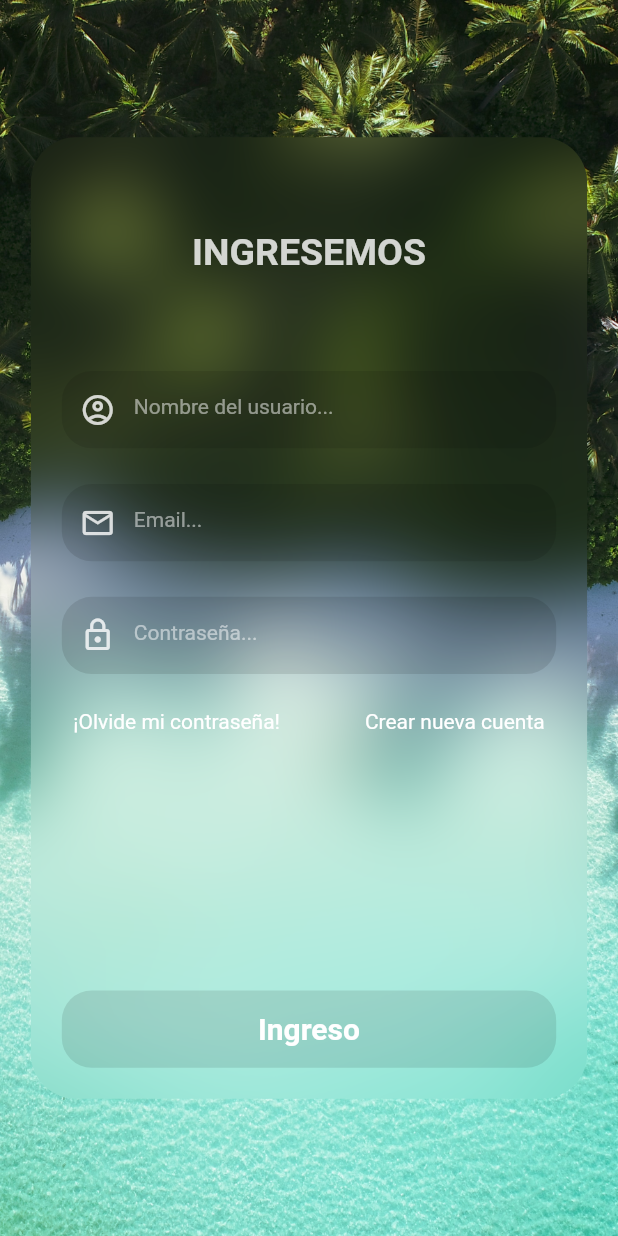
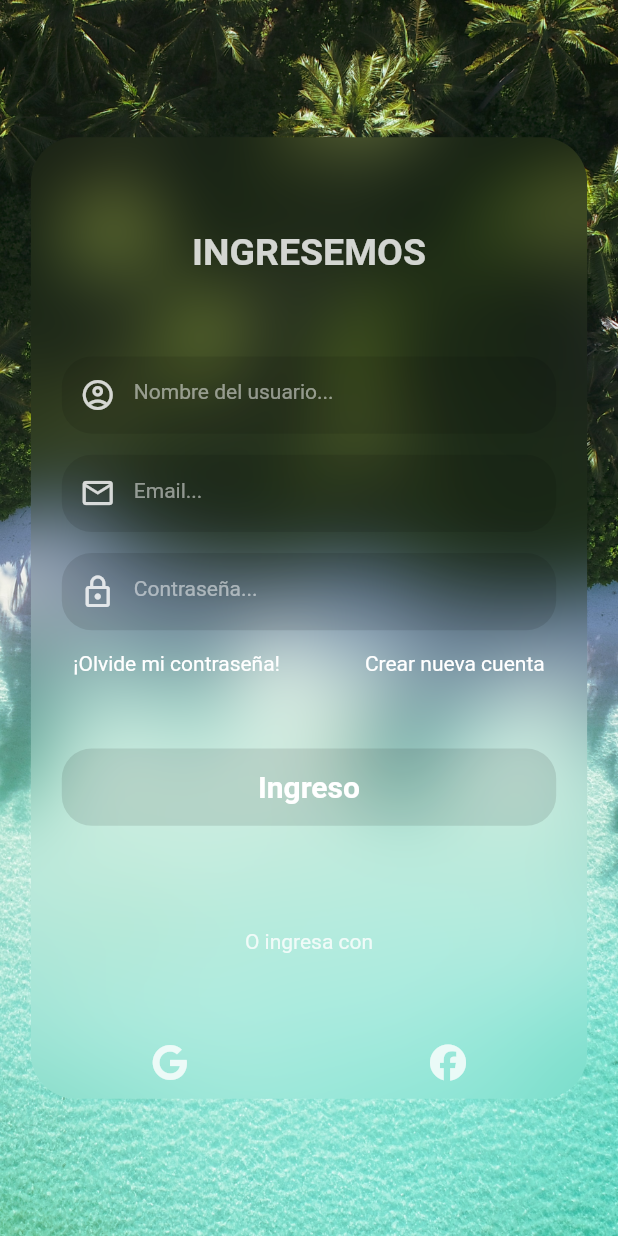
Before and after one commit to Luguyaro/App_Horario, a Flutter app: the screen it shows after launch, on a phone screen of 412 x 824 dp. Run offline on Flutter 3.47's test engine with Material 2 defaults, Android fonts, the phone set to English and light mode, and no system bars; our stand-ins replace animated_text_kit, backdrop, convex_bottom_bar, fluttertoast, font_awesome_flutter, google_sign_in and 2 more.

Commit message:
Actualizacion de login

```diff
--- a/lib/Screens/login_screen.dart
+++ b/lib/Screens/login_screen.dart
@@ -3,6 +3,10 @@ import 'dart:ui';
 import 'package:fluttertoast/fluttertoast.dart';
 import 'package:flutter/gestures.dart';
 import 'package:flutter/services.dart';
+import 'package:font_awesome_flutter/font_awesome_flutter.dart';
+import 'package:google_sign_in/google_sign_in.dart';
+import 'dart:async';
+import 'dart:ui';
 
 class LoginScreen extends StatefulWidget {
   const LoginScreen({Key? key}) : super(key: key);
@@ -12,6 +16,20 @@ class LoginScreen extends StatefulWidget {
 }
 
 class _LoginScreenState extends State<LoginScreen> {
+  final _formKey = GlobalKey<FormState>();
+
+  TextEditingController _nameController = TextEditingController();
+  TextEditingController _emailController = TextEditingController();
+  TextEditingController _passwordController = TextEditingController();
+
+  @override
+  void dispose() {
+    _nameController.dispose();
+    _emailController.dispose();
+    _passwordController.dispose();
+    super.dispose();
+  }
+
   @override
   Widget build(BuildContext context) {
     Size size = MediaQuery.of(context).size;
@@ -71,18 +89,45 @@ class _LoginScreenState extends State<LoginScreen> {
                                     'Nombre del usuario...',
                                     false,
                                     false,
+                                    _nameController,
+                                      validator: (value) {
+                                        if (value == null || value.isEmpty) {
+                                          return 'Por favor ingrese su nombre';
+                                        }
+                                        return null;
+                                      },
                                   ),
                                   component(
                                     Icons.email_outlined,
                                     'Email...',
                                     false,
                                     true,
+                                    _emailController,
+                                      validator: (value) {
+                                        if (value == null || value.isEmpty) {
+                                          return 'Por favor ingrese su correo electrónico';
+                                        }
+                                        if (!value.contains('@')) {
+                                          return 'Por favor ingrese un correo electrónico válido';
+                                        }
+                                        return null;
+                                      },
                                   ),
                                   component(
                                     Icons.lock_outline,
                                     'Contraseña...',
                                     true,
                                     false,
+                                    _passwordController,
+                                      validator: (value) {
+                                        if (value == null || value.isEmpty) {
+                                          return 'Por favor ingrese su contraseña';
+                                        }
+                                        if (value.length < 6) {
+                                          return 'La contraseña debe tener al menos 6 caracteres';
+                                        }
+                                        return null;
+                                      },
                                   ),
                                   Row(
                                     mainAxisAlignment:
@@ -117,7 +162,7 @@ class _LoginScreenState extends State<LoginScreen> {
                                       ),
                                     ],
                                   ),
-                                  SizedBox(height: size.width * .3),
+                                  SizedBox(height: size.width * .05),
                                   InkWell(
                                     splashColor: Colors.transparent,
                                     highlightColor: Colors.transparent,
@@ -144,6 +189,38 @@ class _LoginScreenState extends State<LoginScreen> {
                                           ),
                                     ),
                                   ),
+                                  SizedBox(height: size.width * .05),
+                                  Text(
+                                    'O ingresa con',
+                                    style: TextStyle(
+                                      color: Colors.white.withOpacity(.8),
+                                    ),
+                                  ),
+                                  SizedBox(height: size.width * .05),
+                                  Row(
+                                    mainAxisAlignment:
+                                        MainAxisAlignment.spaceAround,
+                                    children: [
+                                      IconButton(
+                                        onPressed: () {
+                                          // Add logic to handle Google login
+                                        },
+                                        icon: Icon(
+                                          FontAwesomeIcons.google,
+                                          color: Colors.white.withOpacity(.8),
+                                        ),
+                                      ),
+                                      IconButton(
+                                        onPressed: () {
+                                          // Add logic to handle Facebook login
+                                        },
+                                        icon: Icon(
+                                          FontAwesomeIcons.facebook,
+                                          color: Colors.white.withOpacity(.8),
+                                        ),
+                                      ),
+                                    ],
+                                  ),
                                 ],
                               ),
                             ),
@@ -165,8 +242,10 @@ class _LoginScreenState extends State<LoginScreen> {
   }
 
   Widget component(
-      IconData icon, String hintText, bool isPassword, bool isEmail) {
+      IconData icon, String hintText, bool isPassword, bool isEmail, TextEditingController controller, {required String? Function(dynamic value) validator}) {
+
     Size size = MediaQuery.of(context).size;
+
     return Container(
       height: size.width / 8,
       width: size.width / 1.25,
@@ -176,7 +255,7 @@ class _LoginScreenState extends State<LoginScreen> {
         color: Colors.black.withOpacity(.1),
         borderRadius: BorderRadius.circular(20),
       ),
-      child: TextField(
+      child: TextFormField(
         style: TextStyle(
           color: Colors.white.withOpacity(.9),
         ),
@@ -195,6 +274,8 @@ class _LoginScreenState extends State<LoginScreen> {
             color: Colors.white.withOpacity(.5),
           ),
         ),
+        controller: controller,
+        validator: validator,
       ),
     );
   }
@@ -212,3 +293,45 @@ class MyBehavior extends ScrollBehavior {
     return child;
   }
 }
+
+//Widget component(IconData icon,String hintText,bool obscureText,bool isEmail,TextEditingController controller, {
+//Function(String?)? validator,
+//}) {
+//return Padding(
+//padding: EdgeInsets.symmetric(vertical: 10, horizontal: 25),
+//child: TextFormField(
+//obscureText: obscureText,
+//keyboardType: isEmail ? TextInputType.emailAddress : TextInputType.text,
+//decoration: InputDecoration(
+//prefixIcon: Icon(
+//icon,
+//color: Colors.white.withOpacity(.8),
+//),
+//hintText: hintText,
+//hintStyle: TextStyle(
+//color: Colors.white.withOpacity(.8),
+//),
+//border: OutlineInputBorder(
+//borderRadius: BorderRadius.circular(10),
+//),
+//enabledBorder: OutlineInputBorder(
+//borderRadius: BorderRadius.circular(10),
+//borderSide: BorderSide(
+//color: Colors.white.withOpacity(.8),
+//),
+//),
+//focusedBorder: OutlineInputBorder(
+//borderRadius: BorderRadius.circular(10),
+//borderSide: BorderSide(
+//color: Colors.white.withOpacity(.8),
+//),
+//),
+//),
+//controller: controller,
+//validator: validator,
+//style: TextStyle(
+//color: Colors.white.withOpacity(.8),
+//),
+//),
+//);
+//}
--- a/lib/Screens/principal_screen.dart
+++ b/lib/Screens/principal_screen.dart
@@ -144,7 +144,7 @@ class _MySchedule extends State<MySchedule> {
               ],
             ),
               ListView(
-              children: [
+                children: <Widget>[
                   ListTile(
                     leading: Icon(Icons.settings),
                     title: Text('Ajustes'),
@@ -174,7 +174,7 @@ class _MySchedule extends State<MySchedule> {
                   Text("Descargar PDF"),
                   Text("Descargar Excel"),
                 ],
-            ),
+              )
 
             ]),
         ),
--- a/pubspec.yaml
+++ b/pubspec.yaml
@@ -21,6 +21,8 @@ dependencies:
   shared_preferences: ^2.1.0
   backdrop: ^0.8.1
   convex_bottom_bar: ^3.2.0
+  google_sign_in: ^6.1.0
+  font_awesome_flutter: ^10.4.0
 
 dev_dependencies:
   flutter_test:
```
Also changed, not shown: pubspec.lock. Lines whose indentation alone changed are shown as unchanged.
